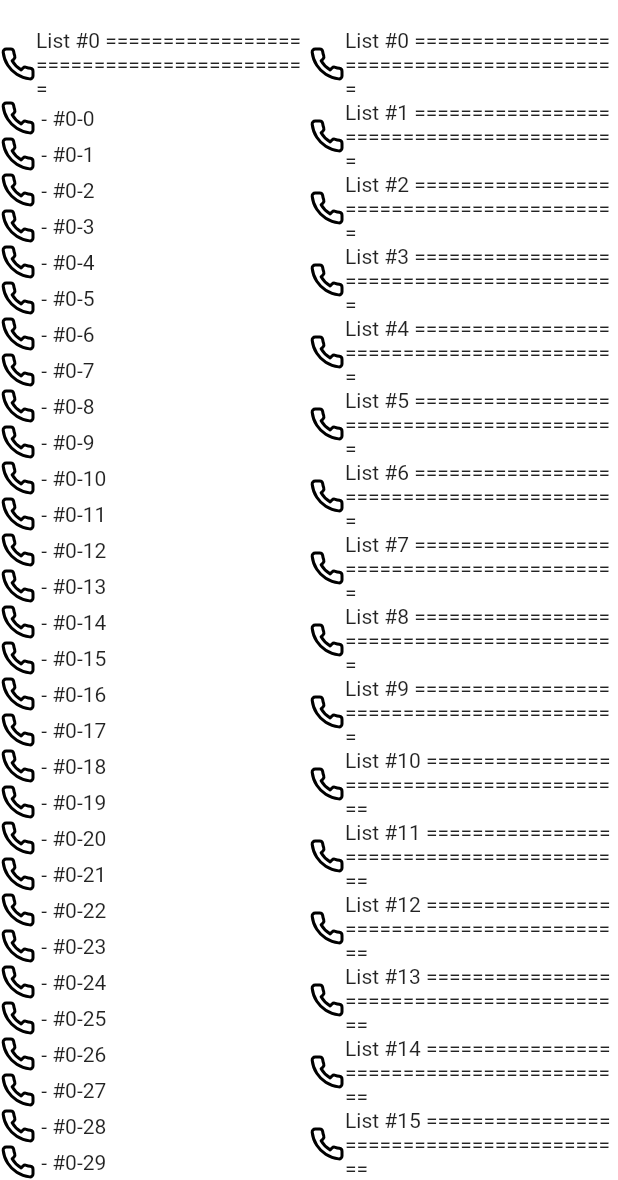
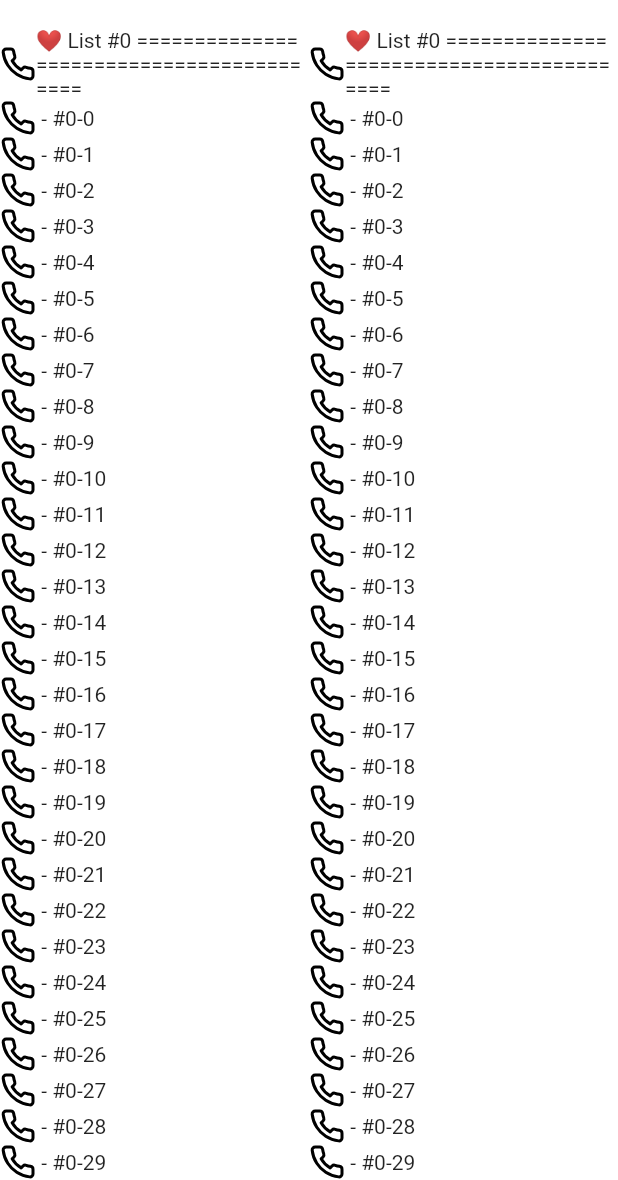
Before and after one commit to kwon0koang/test_flutter, a Flutter app: the screen it shows after launch, after a tap on "Go test sliver list page", on a phone screen of 412 x 824 dp, the part 56-1236 px from its top. Run offline on Flutter 3.47's test engine with Material 2 defaults, Android fonts, the phone set to English and light mode, and no system bars; our stand-ins replace auto_route, dio, flutter_svg, freezed_annotation, hooks_riverpod, logger and 2 more; generated files the repository leaves out were written again; network calls fail.

Commit message:
[kyk] test method channel & sliver list

```diff
--- a/lib/app_router.dart
+++ b/lib/app_router.dart
@@ -12,6 +12,7 @@ class AppRouter extends $AppRouter {
     AutoRoute(page: TodoListRoute.page),
     AutoRoute(page: TodoDetailRoute.page),
     AutoRoute(page: TestSliverListRoute.page),
+    AutoRoute(page: TestMethodChannelRoute.page),
     AutoRoute(page: TestPagingRoute.page),
   ];
 }
--- a/lib/main.dart
+++ b/lib/main.dart
@@ -1,4 +1,3 @@
-import 'package:auto_route/annotations.dart';
 import 'package:flutter/material.dart';
 import 'package:hooks_riverpod/hooks_riverpod.dart';
 import 'package:test_flutter/app.dart';
--- a/lib/src/pages/main/main_page.dart
+++ b/lib/src/pages/main/main_page.dart
@@ -40,6 +40,13 @@ class MainPage extends StatelessWidget {
           gapH4,
           ElevatedButton(
             onPressed: () {
+              appRouter.push(const TestMethodChannelRoute());
+            },
+            child: const Text("Go test method channel page"),
+          ),
+          gapH4,
+          ElevatedButton(
+            onPressed: () {
               appRouter.push(const TestPagingRoute());
             },
             child: const Text("Go test paging page"),
--- a/lib/src/pages/test_sliver_list/test_sliver_list_page.dart
+++ b/lib/src/pages/test_sliver_list/test_sliver_list_page.dart
@@ -11,6 +11,8 @@ class TestSliverListPage extends HookConsumerWidget {
 
   @override
   Widget build(BuildContext context, WidgetRef ref) {
+    const itemLength = 1000;
+    const subItemLength = 1000;
     return DefaultLayoutWidget(
       title: 'Test paging page',
       child: Row(
@@ -18,16 +20,16 @@ class TestSliverListPage extends HookConsumerWidget {
           Expanded(
             flex: 1,
             child: ListView.builder(
-              itemCount: 1000,
+              itemCount: itemLength,
               itemBuilder: (context, index) {
                 return Column(
                   children: [
                     buildTestWidget(
-                        'List #$index ========================================='),
+                        '❤️ List #$index ========================================='),
                     ListView.builder(
                       shrinkWrap: true,
                       physics: const NeverScrollableScrollPhysics(),
-                      itemCount: 1000,
+                      itemCount: subItemLength,
                       itemBuilder: (context, subIndex) {
                         return buildTestWidget(' - #$index-$subIndex');
                       },
@@ -41,28 +43,20 @@ class TestSliverListPage extends HookConsumerWidget {
             flex: 1,
             child: CustomScrollView(
               slivers: [
-                SliverList(
-                  delegate: SliverChildBuilderDelegate(
-                    childCount: 1000,
-                    (context, index) {
-                      return Column(
-                        children: [
-                          buildTestWidget(
-                              'List #$index ========================================='),
-                          // todo kyk
-                          // SliverList(
-                          //   delegate: SliverChildBuilderDelegate(
-                          //     childCount: 1000,
-                          //     (context, subIndex) {
-                          //       return buildTestWidget(' - #$index-$subIndex');
-                          //     },
-                          //   ),
-                          // ),
-                        ],
-                      );
-                    },
+                for (int i = 0; i <= itemLength; i++) ...[
+                  SliverToBoxAdapter(
+                    child: buildTestWidget(
+                        '❤️ List #$i ========================================='),
                   ),
-                ),
+                  SliverList(
+                    delegate: SliverChildBuilderDelegate(
+                      childCount: subItemLength,
+                      (context, subIndex) {
+                        return buildTestWidget(' - #$i-$subIndex');
+                      },
+                    ),
+                  ),
+                ]
               ],
             ),
           ),
```
Also changed, not shown: lib/src/pages/test_method_channel/test_method_channel_page.dart (added, +33 -0 lines), lib/src/pages/test_method_channel/test_method_channel_view_model.dart (added, +20 -0 lines), lib/app_router.gr.dart, lib/src/pages/test_method_channel/test_method_channel_view_model.g.dart (added), 1 other file.
